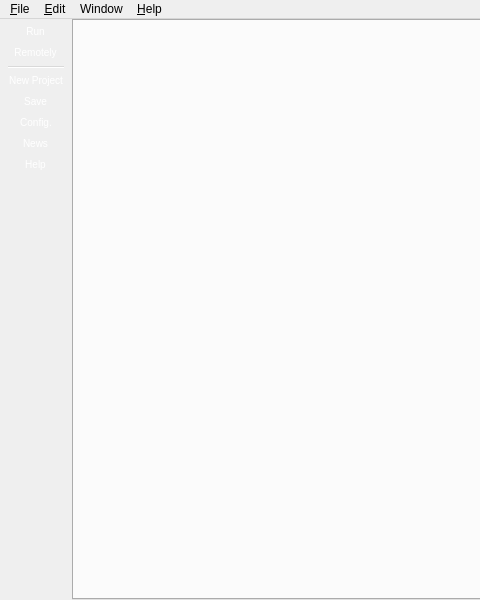
Old version of the form composer-gui/ui/ComposerMainWindow.ui in the repository TeleMidia/nclcomposer; both pictures show x 0 to 480 and y 0 to 600 of the 800 by 600 pixel window.
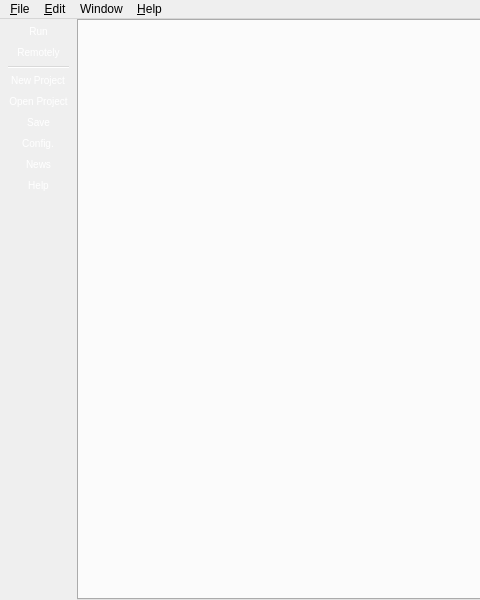
New version of the form. Icons and pictures are not drawn.

Commit message:
[gui] maint: Removed Workspace from interface.
* Composer.pro: Likewise.
* src/ComposerMainWindow.cpp: Likewise.
* ui/ComposerMainWindow.ui: Likewise.
* images.qrc: Add import and open projects images.
* images/import_document_icon.png: New file..
* images/open_project_icon.png: New file.

```diff
--- a/composer-gui/ui/ComposerMainWindow.ui
+++ b/composer-gui/ui/ComposerMainWindow.ui
@@ -317,6 +317,7 @@
    <addaction name="action_Run_remotely"/>
    <addaction name="separator"/>
    <addaction name="action_New_Project"/>
+   <addaction name="actionOpen_Project"/>
    <addaction name="action_Save"/>
    <addaction name="action_Preferences"/>
    <addaction name="action_ShowNews"/>
```
Left out of the diff: 17 changed lines with no effect on the pictures. The commit also changes 6 other files.
